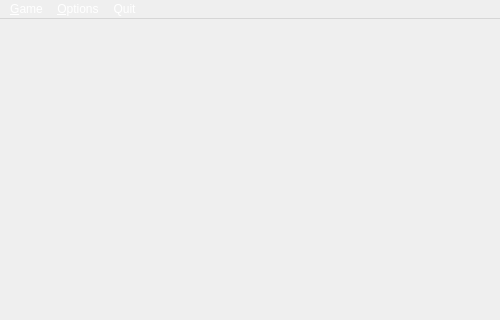
Above: Shooter/shooter.ui from IlyaBoykoProgr/qt-cpp before the change; both pictures show x 0 to 500 and y 0 to 320 of the 500 by 600 pixel window. Below: the same form after it.
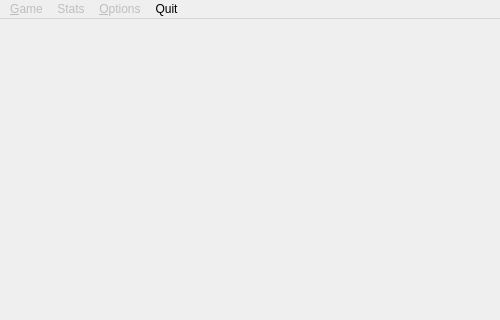
That is the form after the change. Icons and pictures are not drawn.

```diff
--- a/Shooter/shooter.ui
+++ b/Shooter/shooter.ui
@@ -15,7 +15,8 @@
   </property>
   <property name="styleSheet">
    <string notr="true">background-image: url(:/backgs/backg1.jpg);
-color:white</string>
+color:white;
+QAction:!enabled,QMenu:!enabled{color:red;}</string>
   </property>
   <widget class="QWidget" name="centralWidget">
    <widget class="QLabel" name="tank">
@@ -70,7 +71,18 @@
     </property>
     <addaction name="actionQuit"/>
    </widget>
+   <widget class="QMenu" name="menuStats">
+    <property name="enabled">
+     <bool>false</bool>
+    </property>
+    <property name="title">
+     <string>Stats</string>
+    </property>
+    <addaction name="actionAchievements"/>
+    <addaction name="actionProgress"/>
+   </widget>
    <addaction name="menuGame"/>
+   <addaction name="menuStats"/>
    <addaction name="menuOptions"/>
    <addaction name="menuQuit"/>
   </widget>
```
Left out of the diff: 11 changed lines with no effect on the pictures.
